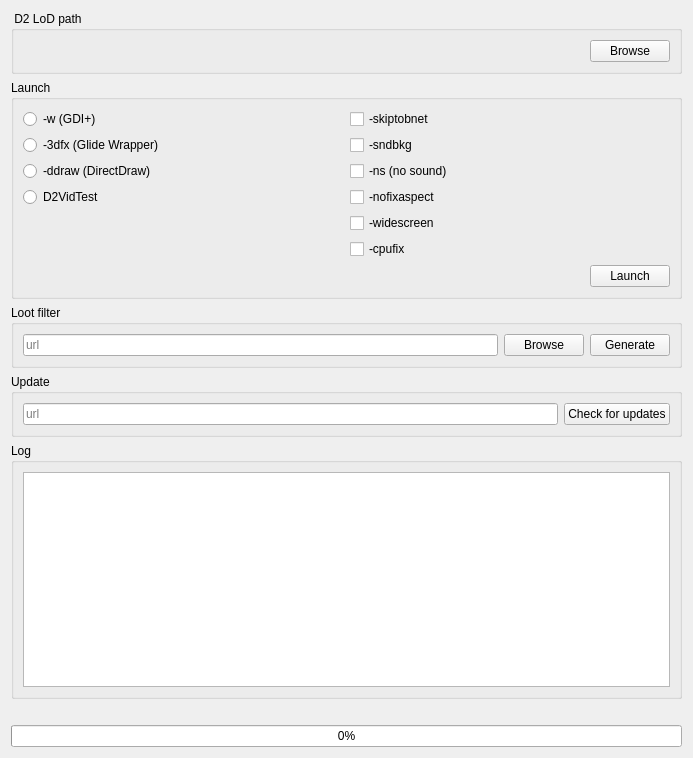
Old version of the form pypod_launcher/main.ui in the repository pohmelie/pypod-launcher.
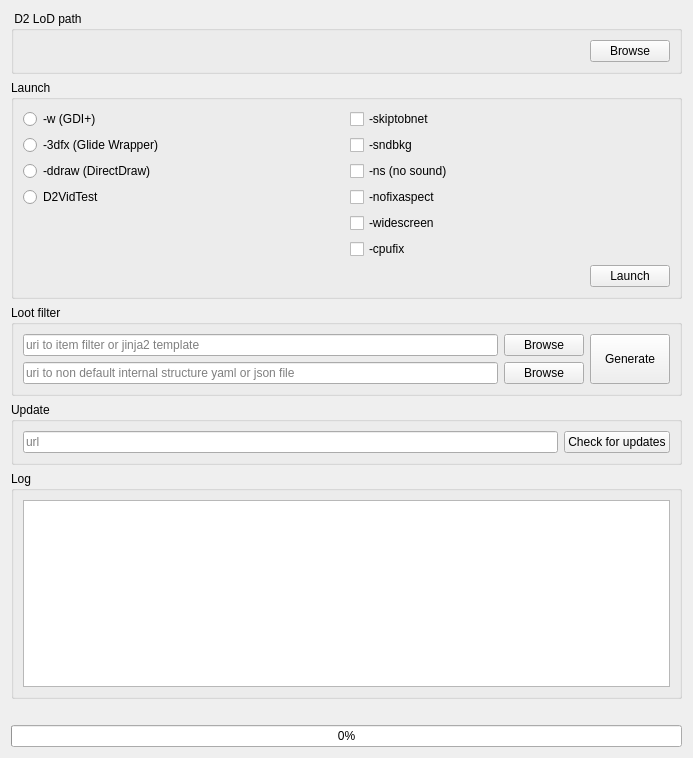
New version of the form.

Commit message: ui: allow to choose your own `d2.yaml` helper file

What changed in the file:
```diff
--- a/pypod_launcher/main.ui
+++ b/pypod_launcher/main.ui
@@ -151,12 +151,28 @@
      </property>
      <layout class="QHBoxLayout" name="horizontalLayout_2">
       <item>
+       <layout class="QVBoxLayout" name="verticalLayout_4">
+        <item>
        <widget class="QLineEdit" name="loot_filter_url_edit">
         <property name="placeholderText">
-         <string>url</string>
+           <string>uri to item filter or jinja2 template</string>
         </property>
        </widget>
       </item>
+        <item>
+         <widget class="QLineEdit" name="loot_filter_aliases_url_edit">
+          <property name="toolTip">
+           <string>&lt;html&gt;&lt;head/&gt;&lt;body&gt;&lt;p&gt;File or web url to file which is yaml or json file with hierarchical helper structure (use internal default if empty)&lt;/p&gt;&lt;/body&gt;&lt;/html&gt;</string>
+          </property>
+          <property name="placeholderText">
+           <string>uri to non default internal structure yaml or json file</string>
+          </property>
+         </widget>
+        </item>
+       </layout>
+      </item>
+      <item>
+       <layout class="QVBoxLayout" name="verticalLayout_5">
       <item>
        <widget class="QPushButton" name="browse_loot_filter_button">
         <property name="text">
@@ -165,11 +181,30 @@
        </widget>
       </item>
       <item>
+         <widget class="QPushButton" name="browse_loot_filter_aliases_button">
+          <property name="text">
+           <string>Browse</string>
+          </property>
+         </widget>
+        </item>
+       </layout>
+      </item>
+      <item>
+       <layout class="QVBoxLayout" name="verticalLayout_6">
+        <item>
        <widget class="QPushButton" name="generate_loot_filter_button">
+          <property name="sizePolicy">
+           <sizepolicy hsizetype="Minimum" vsizetype="Expanding">
+            <horstretch>0</horstretch>
+            <verstretch>0</verstretch>
+           </sizepolicy>
+          </property>
         <property name="text">
          <string>Generate</string>
         </property>
        </widget>
+        </item>
+       </layout>
       </item>
      </layout>
     </widget>
```
Left out of the diff: 3 changed lines with no effect on the pictures. Lines whose indentation alone changed are shown as unchanged. The commit also changes 1 other file.
